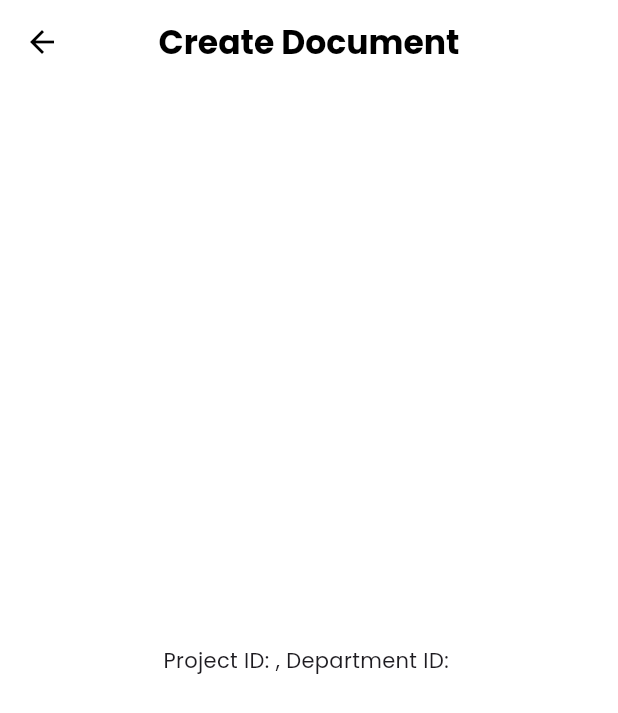
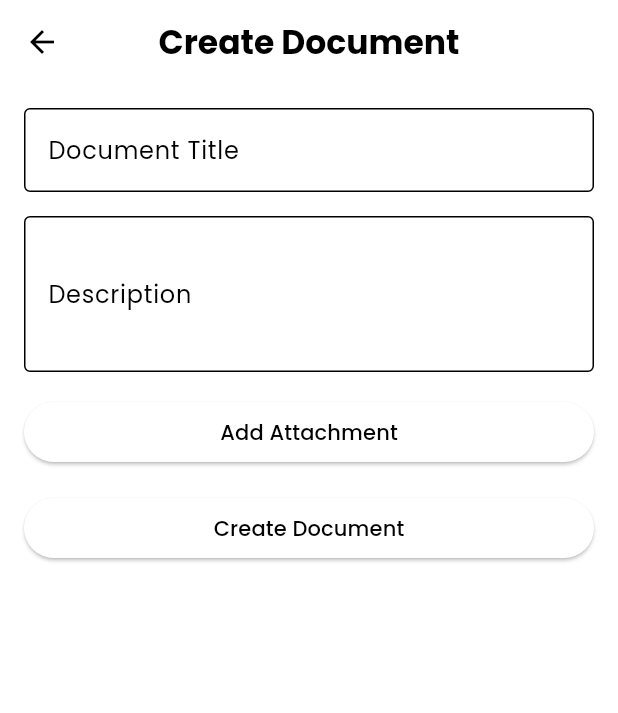
Before and after one commit to Garfie1dlnwza/Project-Mobile-TeamMate, a Flutter app: the CreateDocumentPage screen opened directly with empty values, on a phone screen of 412 x 824 dp. Shown: the top 713 px of the screen. Run offline on Flutter 3.47's test engine with Material 3 defaults, Android fonts, the light colour scheme and no system bars; our stand-ins replace cloud_firestore, file_picker, firebase_auth, firebase_core, hive, hive_flutter; missing offline and left inert: flutter_polls; accounts and stored records are empty.

Commit message:
create_document_page & file_service

```diff
--- a/lib/main.dart
+++ b/lib/main.dart
@@ -10,9 +10,11 @@ import 'package:teammate/screens/settings/edit_name.dart';
 import 'package:teammate/screens/myworks/work_page2.dart';
 import 'package:teammate/widgets/common/navbar.dart';
 import 'firebase_options.dart';
+import 'package:hive_flutter/hive_flutter.dart';
 
 void main() async {
   WidgetsFlutterBinding.ensureInitialized();
+  await Hive.initFlutter();
   await Firebase.initializeApp(options: DefaultFirebaseOptions.currentPlatform);
   runApp(MyApp());
 }
--- a/lib/screens/creates/create_document_page.dart
+++ b/lib/screens/creates/create_document_page.dart
@@ -1,14 +1,84 @@
+import 'dart:typed_data';
+import 'package:flutter/foundation.dart';
 import 'package:flutter/material.dart';
+import 'package:file_picker/file_picker.dart';
+import 'package:teammate/services/file_service.dart';
 
-class CreateDocumentPage extends StatelessWidget {
+class CreateDocumentPage extends StatefulWidget {
   final String projectId;
   final String departmentId;
 
   const CreateDocumentPage({
-    super.key,
+    Key? key,
     required this.projectId,
     required this.departmentId,
-  });
+  }) : super(key: key);
+
+  @override
+  _CreateDocumentPageState createState() => _CreateDocumentPageState();
+}
+
+class _CreateDocumentPageState extends State<CreateDocumentPage> {
+  final TextEditingController _titleController = TextEditingController();
+  final TextEditingController _descriptionController = TextEditingController();
+
+  String? _attachmentPath;
+  Uint8List? _attachmentBytes;
+  String? _attachmentName;
+
+  final FileService _fileService = FileService();
+
+  Future<void> _pickAttachment() async {
+    FilePickerResult? result = await FilePicker.platform.pickFiles(
+      type: FileType.any,
+      allowMultiple: false,
+      withData: kIsWeb, // ดึง bytes ถ้าเป็น Web
+    );
+
+    if (result != null) {
+      setState(() {
+        _attachmentName = result.files.single.name;
+
+        if (kIsWeb) {
+          _attachmentBytes = result.files.single.bytes;
+        } else {
+          _attachmentPath = result.files.single.path;
+        }
+      });
+    }
+  }
+
+  Future<void> _createDocument() async {
+    if (_titleController.text.isEmpty ||
+        (_attachmentPath == null && _attachmentBytes == null)) {
+      ScaffoldMessenger.of(
+        context,
+      ).showSnackBar(SnackBar(content: Text('กรุณากรอกชื่อเอกสารและแนบไฟล์')));
+      return;
+    }
+
+    try {
+      String documentId = await _fileService.createDocument(
+        projectId: widget.projectId,
+        departmentId: widget.departmentId,
+        title: _titleController.text,
+        description: _descriptionController.text,
+        attachmentPath: _attachmentPath,
+        attachmentBytes: _attachmentBytes,
+        attachmentName: _attachmentName,
+      );
+
+      ScaffoldMessenger.of(context).showSnackBar(
+        SnackBar(content: Text('สร้างเอกสารสำเร็จ ID: $documentId')),
+      );
+
+      Navigator.pop(context);
+    } catch (e) {
+      ScaffoldMessenger.of(
+        context,
+      ).showSnackBar(SnackBar(content: Text('เกิดข้อผิดพลาด: $e')));
+    }
+  }
 
   @override
   Widget build(BuildContext context) {
@@ -17,11 +87,50 @@ class CreateDocumentPage extends StatelessWidget {
         centerTitle: true,
         title: const Text(
           'Create Document',
-          style: const TextStyle(fontWeight: FontWeight.bold),
+          style: TextStyle(fontWeight: FontWeight.bold),
         ),
       ),
-      body: Center(
-        child: Text('Project ID: $projectId, Department ID: $departmentId'),
+      body: Padding(
+        padding: const EdgeInsets.all(16.0),
+        child: Column(
+          crossAxisAlignment: CrossAxisAlignment.stretch,
+          children: [
+            TextField(
+              controller: _titleController,
+              decoration: InputDecoration(
+                labelText: 'Document Title',
+                border: OutlineInputBorder(),
+              ),
+            ),
+            SizedBox(height: 16),
+            TextField(
+              controller: _descriptionController,
+              decoration: InputDecoration(
+                labelText: 'Description',
+                border: OutlineInputBorder(),
+              ),
+              maxLines: 3,
+            ),
+            SizedBox(height: 16),
+            ElevatedButton(
+              onPressed: _pickAttachment,
+              child: Text(
+                _attachmentName == null
+                    ? 'Add Attachment'
+                    : 'Attachment: $_attachmentName',
+                style: TextStyle(color: Colors.black),
+              ),
+            ),
+            SizedBox(height: 16),
+            ElevatedButton(
+              onPressed: _createDocument,
+              child: Text(
+                'Create Document',
+                style: TextStyle(color: Colors.black),
+              ),
+            ),
+          ],
+        ),
       ),
     );
   }
--- a/pubspec.yaml
+++ b/pubspec.yaml
@@ -47,6 +47,11 @@ dependencies:
   uuid: ^4.5.1
   intl: ^0.19.0
   flutter_polls: ^0.1.6
+
+  file_picker: ^6.1.1
+  path_provider: ^2.1.1
+  hive: ^2.2.3
+  hive_flutter: ^1.1.0
 
 
 dev_dependencies:
```
Also changed, not shown: lib/services/file_service.dart (added, +65 -0 lines), pubspec.lock, 2 other files.
